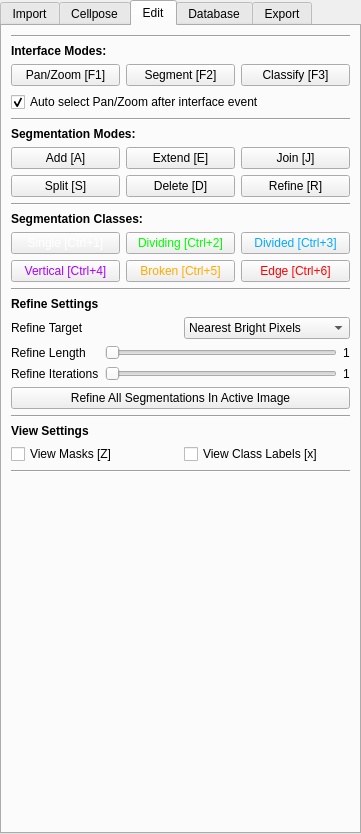
This is src/napari_akseg/akseg_ui.ui in piedrro/napari-akseg as Qt 5 draws it before an edit. The edited form follows.
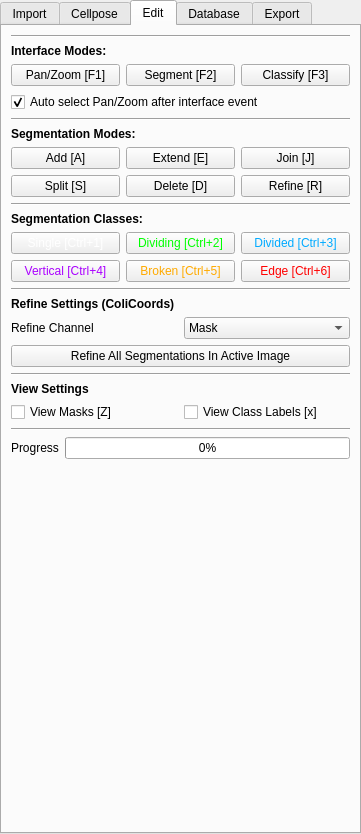
This is the edited form. The open tabs and pages were chosen to show the change.

Commit message: Added ColiCoords functions and ColiCoords refinement functionality

Patch:
```diff
--- a/src/napari_akseg/akseg_ui.ui
+++ b/src/napari_akseg/akseg_ui.ui
@@ -1063,7 +1063,7 @@
        </font>
       </property>
       <property name="text">
-       <string>Refine Settings</string>
+       <string>Refine Settings (ColiCoords)</string>
       </property>
      </widget>
     </item>
@@ -1072,7 +1072,7 @@
       <item row="0" column="0">
        <widget class="QLabel" name="label_53">
         <property name="text">
-         <string>Refine Target</string>
+         <string>Refine Channel</string>
         </property>
        </widget>
       </item>
@@ -1080,72 +1080,9 @@
        <widget class="QComboBox" name="refine_mode">
         <item>
          <property name="text">
-          <string>Nearest Bright Pixels</string>
+          <string>Mask</string>
          </property>
         </item>
-        <item>
-         <property name="text">
-          <string>Nearest Dark Pixels</string>
-         </property>
-        </item>
-       </widget>
-      </item>
-     </layout>
-    </item>
-    <item>
-     <layout class="QGridLayout" name="gridLayout_11">
-      <item row="0" column="2">
-       <widget class="QLabel" name="refine_length_label">
-        <property name="text">
-         <string>1</string>
-        </property>
-       </widget>
-      </item>
-      <item row="1" column="0">
-       <widget class="QLabel" name="label_52">
-        <property name="text">
-         <string>Refine Iterations</string>
-        </property>
-       </widget>
-      </item>
-      <item row="0" column="0">
-       <widget class="QLabel" name="label_46">
-        <property name="text">
-         <string>Refine Length</string>
-        </property>
-       </widget>
-      </item>
-      <item row="1" column="2">
-       <widget class="QLabel" name="refine_iterations_label">
-        <property name="text">
-         <string>1</string>
-        </property>
-       </widget>
-      </item>
-      <item row="1" column="1">
-       <widget class="QSlider" name="refine_iterations_slider">
-        <property name="minimum">
-         <number>1</number>
-        </property>
-        <property name="maximum">
-         <number>5</number>
-        </property>
-        <property name="orientation">
-         <enum>Qt::Horizontal</enum>
-        </property>
-       </widget>
-      </item>
-      <item row="0" column="1">
-       <widget class="QSlider" name="refine_length_slider">
-        <property name="minimum">
-         <number>1</number>
-        </property>
-        <property name="maximum">
-         <number>5</number>
-        </property>
-        <property name="orientation">
-         <enum>Qt::Horizontal</enum>
-        </property>
        </widget>
       </item>
      </layout>
@@ -1202,6 +1139,27 @@
       </property>
      </widget>
     </item>
+    <item>
+     <layout class="QFormLayout" name="formLayout">
+      <item row="0" column="0">
+       <widget class="QLabel" name="label_17">
+        <property name="text">
+         <string>Progress</string>
+        </property>
+       </widget>
+      </item>
+      <item row="0" column="1">
+       <widget class="QProgressBar" name="modify_progressbar">
+        <property name="value">
+         <number>0</number>
+        </property>
+        <property name="textVisible">
+         <bool>true</bool>
+        </property>
+       </widget>
+      </item>
+     </layout>
+    </item>
     <item>
      <spacer name="verticalSpacer_3">
       <property name="orientation">
```
Left out of the diff: 2 changed lines with no effect on the pictures. The commit also changes 5 other files.
